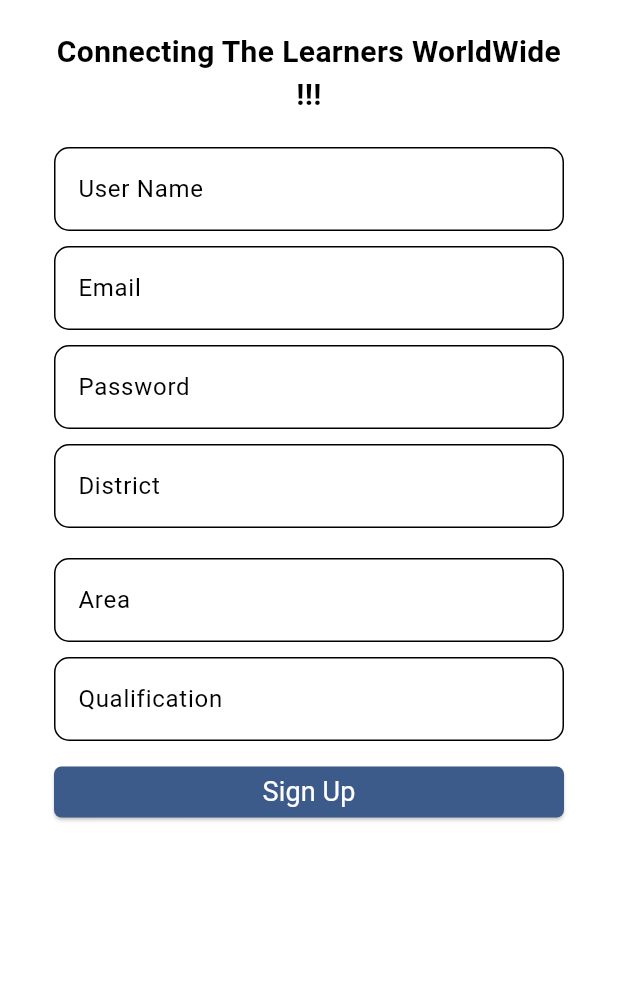
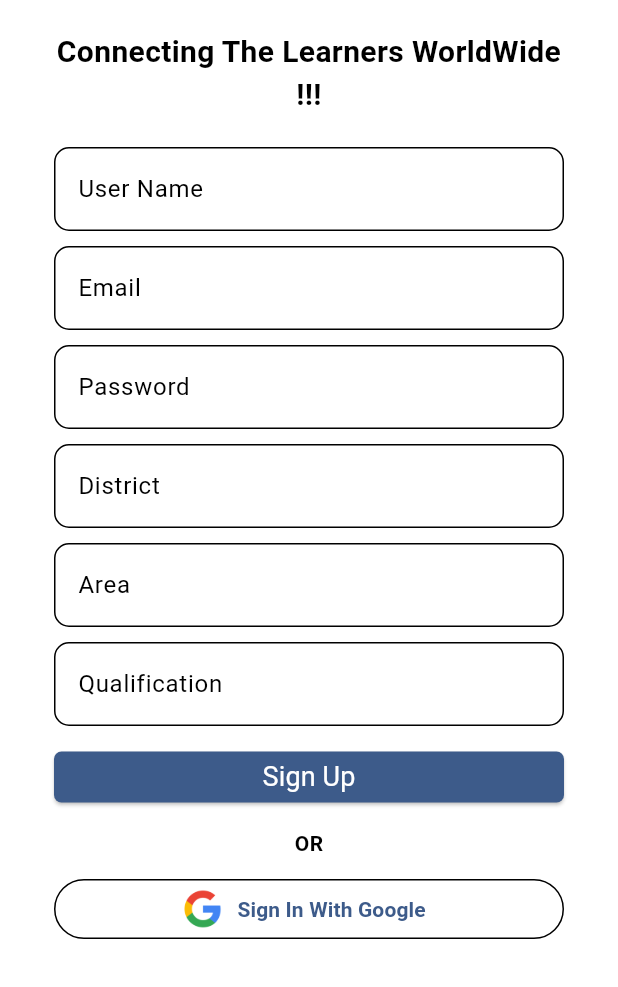
Before and after one commit to Kathford-IT-Club-KIC/kathcode-2024-edumapper, a Flutter app: the SignUpScreen screen opened by its route, on a phone screen of 412 x 824 dp, the part 249-1236 px from its top. Run offline on Flutter 3.47's test engine with Material 3 defaults, Android fonts, the phone set to English and light mode, and no system bars; our stand-ins replace google_fonts.

Commit message:
sign in with google

```diff
--- a/lib/Screens/Auth/Sign In/sign_in.dart
+++ b/lib/Screens/Auth/Sign In/sign_in.dart
@@ -4,6 +4,7 @@ import 'package:hackathon_project/Screens/Home%20Page/home_page.dart';
 import 'package:hackathon_project/Widgets/form.dart';
 import 'package:hackathon_project/constants/height.dart';
 import 'package:hackathon_project/constants/texts.dart';
+import '../../../Widgets/form_footer.dart';
 import '../../../Widgets/form_header.dart';
 import '../../../utils/elevated_button.dart';
 
@@ -48,7 +49,9 @@ class _SignInScreenState extends State<SignInScreen
                             HomePage.routeName,
                             (route) => false,
                           );
-                        })
+                        }),
+                        const SizedBox(height: TAppHeight.formheight,),
+                        FormFooter(context, text: "Sign In With Google", onPressed: (){}, yesaccount: "Don't Have an Account ? ", option: "Sign Up")
                       ],
                     )
                   )
--- a/lib/Screens/Auth/Sign Up/sign_up.dart
+++ b/lib/Screens/Auth/Sign Up/sign_up.dart
@@ -2,6 +2,7 @@
 import 'package:flutter/material.dart';
 import 'package:hackathon_project/Screens/Home%20Page/home_page.dart';
 import 'package:hackathon_project/Widgets/form.dart';
+import 'package:hackathon_project/Widgets/form_footer.dart';
 import 'package:hackathon_project/constants/height.dart';
 import 'package:hackathon_project/constants/texts.dart';
 import '../../../Widgets/form_header.dart';
@@ -51,7 +52,6 @@ class _SignUpScreenState extends State<SignUpScreen
                           const SizedBox(height: TAppHeight.formheight),
                           AppForm(controller: _districtController, hintText: 'District',),
                           const SizedBox(height: TAppHeight.formheight),
-                          const SizedBox(height: TAppHeight.formheight),
                           AppForm(controller: _areaController, hintText: 'Area',),
                           const SizedBox(height: TAppHeight.formheight),
                           AppForm(controller: _qualificationController, hintText: 'Qualification',),
@@ -62,7 +62,9 @@ class _SignUpScreenState extends State<SignUpScreen
                               HomePage.routeName,
                               (route) => false,
                             );
-                          })
+                          }),
+                          const SizedBox(height: TAppHeight.formheight,),
+                          FormFooter(context, text: "Sign In With Google", onPressed: (){}, yesaccount: "Already Have an Account ? ", option: "Login")
                         ],
                       )
                     )
--- a/lib/Widgets/form_footer.dart
+++ b/lib/Widgets/form_footer.dart
@@ -0,0 +1,54 @@
+import 'package:flutter/material.dart';
+import 'package:hackathon_project/constants/images.dart';
+
+import '../constants/height.dart';
+
+class FormFooter extends StatelessWidget {
+  final String text;
+  final String option;
+  final String yesaccount;
+  final VoidCallback onPressed;
+
+  const FormFooter(BuildContext context, {
+    super.key,
+    required this.text,
+    required this.onPressed,
+    required this.yesaccount,
+    required this.option
+  });
+
+  @override
+  Widget build(BuildContext context) {
+    return Column(
+      crossAxisAlignment: CrossAxisAlignment.center,
+      children: [
+        const Text("OR",style: TextStyle(fontWeight: FontWeight.w700)),
+        const SizedBox(height: TAppHeight.formheight),
+        SizedBox(
+          width: double.infinity,
+          child: OutlinedButton.icon(
+            icon: const Image(image: AssetImage(TAppImages.google),width: 30),
+            onPressed: (){},
+            label : Text(text,style: const  TextStyle(fontWeight: FontWeight.w600),)
+          ),
+        ),
+        const SizedBox(height: TAppHeight.formheight),
+        TextButton(
+          onPressed: onPressed,
+          child: Text.rich(
+            TextSpan(
+              text: yesaccount,
+              style: Theme.of(context).textTheme.titleSmall,
+              children:  [
+                TextSpan(
+                  text: option,
+                  style: const TextStyle(color: Colors.blue)
+                )
+              ]
+            )
+          )
+        )
+      ],
+    );
+  }
+}
--- a/lib/constants/images.dart
+++ b/lib/constants/images.dart
@@ -1,3 +1,4 @@
 class TAppImages{
   static const String logo = "assets/images/logo.png";
+  static const String google = "assets/images/google.png";
 }
```
Also changed, not shown: assets/images/google.png (added).
